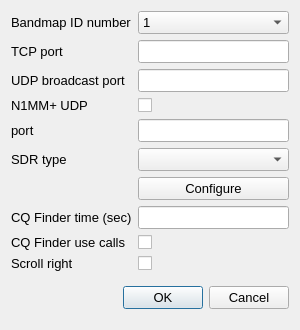
Qt form so2sdr-bandmap/sdrdialog.ui (n4ogw/so2sdr) before a commit.
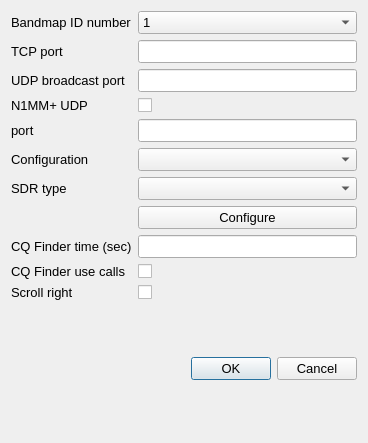
The same form after that commit.

Diff of the .ui file:
```diff
--- a/so2sdr-bandmap/sdrdialog.ui
+++ b/so2sdr-bandmap/sdrdialog.ui
@@ -6,8 +6,8 @@
    <rect>
     <x>0</x>
     <y>0</y>
-    <width>300</width>
-    <height>330</height>
+    <width>368</width>
+    <height>443</height>
    </rect>
   </property>
   <property name="sizePolicy">
@@ -142,24 +142,24 @@
        </property>
       </widget>
      </item>
-     <item row="5" column="0">
+     <item row="6" column="0">
       <widget class="QLabel" name="label">
        <property name="text">
         <string>SDR type</string>
        </property>
       </widget>
      </item>
-     <item row="5" column="1">
-      <widget class="QComboBox" name="comboBoxSdrType">
-       <property name="sizePolicy">
-        <sizepolicy hsizetype="Preferred" vsizetype="MinimumExpanding">
-         <horstretch>0</horstretch>
-         <verstretch>0</verstretch>
-        </sizepolicy>
-       </property>
-      </widget>
-     </item>
      <item row="6" column="1">
+      <widget class="QComboBox" name="comboBoxSdrType">
+       <property name="sizePolicy">
+        <sizepolicy hsizetype="Preferred" vsizetype="MinimumExpanding">
+         <horstretch>0</horstretch>
+         <verstretch>0</verstretch>
+        </sizepolicy>
+       </property>
+      </widget>
+     </item>
+     <item row="7" column="1">
       <widget class="QPushButton" name="configureButton">
        <property name="sizePolicy">
         <sizepolicy hsizetype="Minimum" vsizetype="MinimumExpanding">
@@ -172,14 +172,14 @@
        </property>
       </widget>
      </item>
-     <item row="7" column="0">
+     <item row="8" column="0">
       <widget class="QLabel" name="label_2">
        <property name="text">
         <string>CQ Finder time (sec)</string>
        </property>
       </widget>
      </item>
-     <item row="7" column="1">
+     <item row="8" column="1">
       <widget class="QLineEdit" name="lineEditIntegTime">
        <property name="sizePolicy">
         <sizepolicy hsizetype="Expanding" vsizetype="MinimumExpanding">
@@ -192,7 +192,7 @@
        </property>
       </widget>
      </item>
-     <item row="8" column="1">
+     <item row="9" column="1">
       <widget class="QCheckBox" name="cqFinderCallsCheckbox">
        <property name="sizePolicy">
         <sizepolicy hsizetype="Minimum" vsizetype="MinimumExpanding">
@@ -208,14 +208,14 @@
        </property>
       </widget>
      </item>
-     <item row="9" column="0">
+     <item row="10" column="0">
       <widget class="QLabel" name="label_7">
        <property name="text">
         <string>Scroll right</string>
        </property>
       </widget>
      </item>
-     <item row="9" column="1">
+     <item row="10" column="1">
       <widget class="QCheckBox" name="reverseScrollCheckBox">
        <property name="sizePolicy">
         <sizepolicy hsizetype="Minimum" vsizetype="MinimumExpanding">
@@ -228,13 +228,23 @@
        </property>
       </widget>
      </item>
-     <item row="8" column="0">
+     <item row="9" column="0">
       <widget class="QLabel" name="label_8">
        <property name="text">
         <string>CQ Finder use calls</string>
        </property>
       </widget>
      </item>
+     <item row="5" column="0">
+      <widget class="QLabel" name="label_9">
+       <property name="text">
+        <string>Configuration</string>
+       </property>
+      </widget>
+     </item>
+     <item row="5" column="1">
+      <widget class="QComboBox" name="modeComboBox"/>
+     </item>
     </layout>
    </item>
    <item>
```
